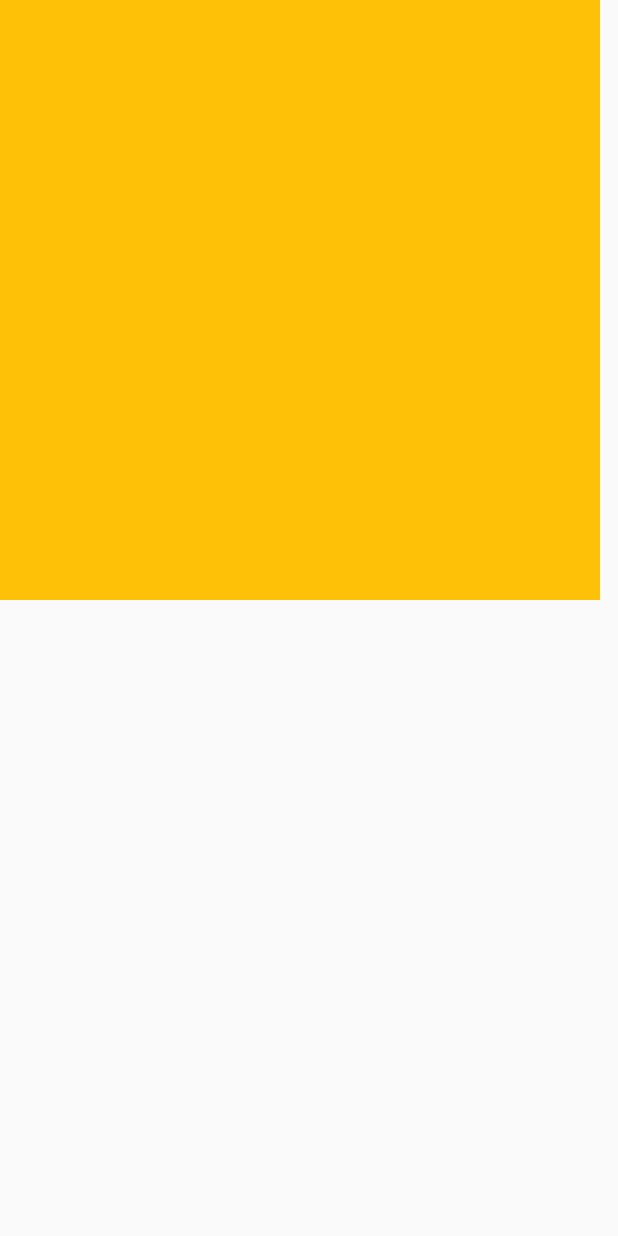
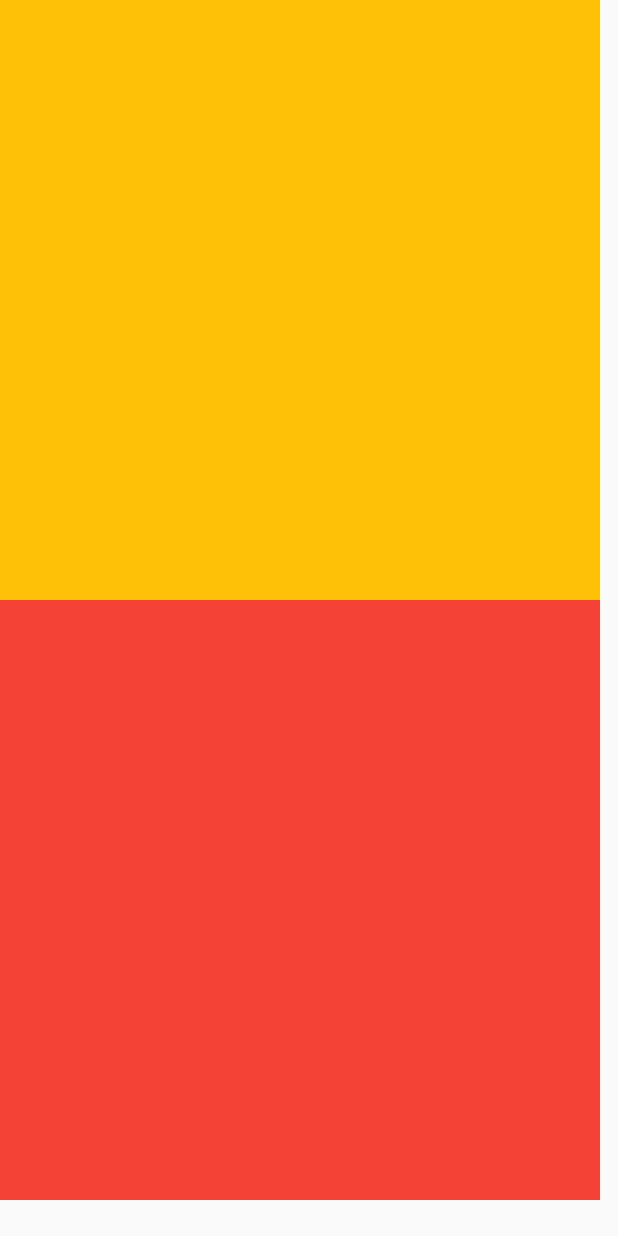
Before and after one commit to basitwaseem69/grid-view, a Flutter app: the Screen screen opened directly, on a phone screen of 412 x 824 dp. Run offline on Flutter 3.47's test engine with Material 2 defaults, Android fonts, the phone set to English and light mode, and no system bars.

Commit message:
other container

```diff
--- a/lib/screen.dart
+++ b/lib/screen.dart
@@ -1,4 +1,5 @@
 import 'package:flutter/material.dart';
+
 class Screen extends StatelessWidget {
   const Screen({Key? key}) : super(key: key);
 
@@ -11,7 +12,12 @@ class Screen extends StatelessWidget {
             height: 400,
             width: 400,
             color: Colors.amber,
-          )
+          ),
+           Container(
+            height: 400,
+            width: 400,
+            color: Colors.red,
+          ),
         ],
       ),
     );
```
